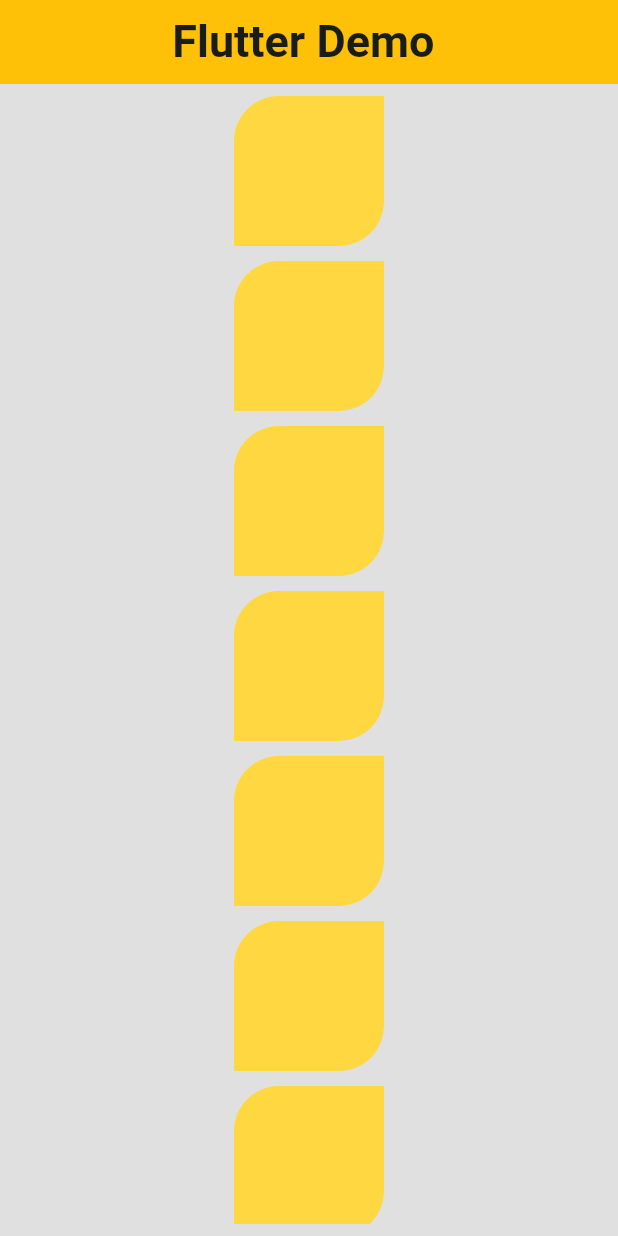
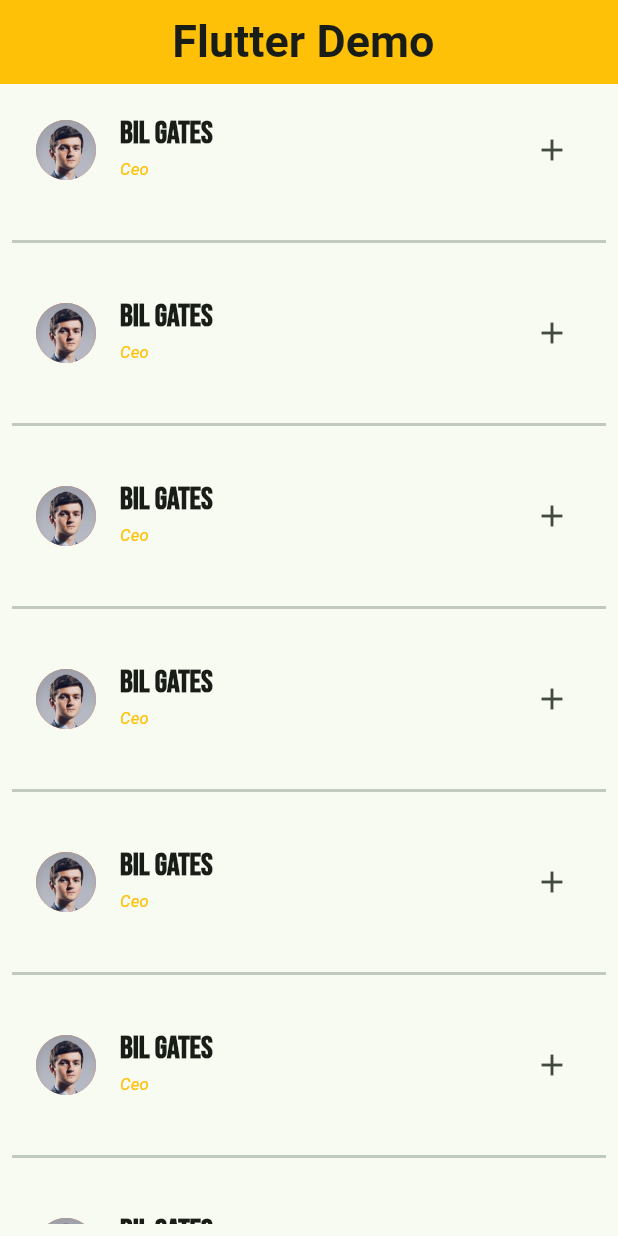
Before and after one commit to kayesmahmud000/first_flutter_app, a Flutter app: the screen it shows after launch, on a phone screen of 412 x 824 dp. Run offline on Flutter 3.47's test engine with Material 3 defaults, Android fonts, the phone set to English and light mode, and no system bars.

Commit message:
added the decoration

```diff
--- a/lib/main.dart
+++ b/lib/main.dart
@@ -15,6 +15,10 @@ class MyApp extends StatelessWidget {
       debugShowCheckedModeBanner: false,
       theme: ThemeData(
         colorScheme: .fromSeed(seedColor: Colors.green),
+        textTheme:  TextTheme(
+          headlineLarge: TextStyle(fontFamily: "MainFont", fontSize: 21, fontWeight:.bold),
+        titleSmall:TextStyle( fontSize: 11, fontWeight:.w400 , fontStyle: .italic)
+        )
       ),
       home: const MyHomePage(title: 'Flutter Demo '),
     );
@@ -36,6 +40,8 @@ class _MyHomePageState extends State<MyHomePage> {
   @override
   Widget build(BuildContext context) {
 
+    var arrNames =['Bil Gates','Bil Gates','Bil Gates','Bil Gates','Bil Gates','Bil Gates','Bil Gates',];
+
     return Scaffold(
       appBar: AppBar(
 
@@ -44,107 +50,21 @@ class _MyHomePageState extends State<MyHomePage> {
         backgroundColor: Colors.amber,
       ),
 
-      body:Container(
-        width: double.infinity,
-        height: double.infinity,
-        color: Colors.grey.shade300,
-        child: Padding(
-          padding: const EdgeInsets.all(8.0),
-          child:SingleChildScrollView (
-            child: Column(
-              children: [
-                Center(
-
-                  child: Container(
-                    margin: EdgeInsets.only(bottom: 10),
-                    width: 100,
-                    height: 100,
-                    decoration: BoxDecoration(borderRadius: BorderRadius.only(topLeft: Radius.circular(30), bottomRight: Radius.circular(30)), color:Colors.amberAccent ),
-                  ),
-                ),
-                Center(
-                  child: Container(
-                     margin: EdgeInsets.only(bottom: 10),
-                    width: 100,
-                    height: 100,
-                    decoration: BoxDecoration(borderRadius: BorderRadius.only(topLeft: Radius.circular(30), bottomRight: Radius.circular(30)), color:Colors.amberAccent ),
-                  ),
-                ),
-                Center(
-                  child: Container(
-                     margin: EdgeInsets.only(bottom: 10),
-                    width: 100,
-                    height: 100,
-                    decoration: BoxDecoration(borderRadius: BorderRadius.only(topLeft: Radius.circular(30), bottomRight: Radius.circular(30)), color:Colors.amberAccent ),
-                  ),
-                ),
-                Center(
-                  child: Container(
-                     margin: EdgeInsets.only(bottom: 10),
-                    width: 100,
-                    height: 100,
-                    decoration: BoxDecoration(borderRadius: BorderRadius.only(topLeft: Radius.circular(30), bottomRight: Radius.circular(30)), color:Colors.amberAccent ),
-                  ),
-                ),
-                Center(
-                  child: Container(
-                     margin: EdgeInsets.only(bottom: 10),
-                    width: 100,
-                    height: 100,
-                    decoration: BoxDecoration(borderRadius: BorderRadius.only(topLeft: Radius.circular(30), bottomRight: Radius.circular(30)), color:Colors.amberAccent ),
-                  ),
-                ),
-                Center(
-                  child: Container(
-                     margin: EdgeInsets.only(bottom: 10),
-                    width: 100,
-                    height: 100,
-                    decoration: BoxDecoration(borderRadius: BorderRadius.only(topLeft: Radius.circular(30), bottomRight: Radius.circular(30)), color:Colors.amberAccent ),
-                  ),
-                ),
-                Center(
-                  child: Container(
-                     margin: EdgeInsets.only(bottom: 10),
-                    width: 100,
-                    height: 100,
-                    decoration: BoxDecoration(borderRadius: BorderRadius.only(topLeft: Radius.circular(30), bottomRight: Radius.circular(30)), color:Colors.amberAccent ),
-                  ),
-                ),
-                Center(
-                  child: Container(
-                     margin: EdgeInsets.only(bottom: 10),
-                    width: 100,
-                    height: 100,
-                    decoration: BoxDecoration(borderRadius: BorderRadius.only(topLeft: Radius.circular(30), bottomRight: Radius.circular(30)), color:Colors.amberAccent ),
-                  ),
-                ),
-                Center(
-                  child: Container(
-                     margin: EdgeInsets.only(bottom: 10),
-                    width: 100,
-                    height: 100,
-                    decoration: BoxDecoration(borderRadius: BorderRadius.only(topLeft: Radius.circular(30), bottomRight: Radius.circular(30)), color:Colors.amberAccent ),
-                  ),
-                ),
-                Center(
-                  child: Container(
-                     margin: EdgeInsets.only(bottom: 10),
-                    width: 100,
-                    height: 100,
-                    decoration: BoxDecoration(borderRadius: BorderRadius.only(topLeft: Radius.circular(30), bottomRight: Radius.circular(30)), color:Colors.amberAccent ),
-                  ),
-                ),
-                Center(
-                  child: Container(
-                     margin: EdgeInsets.only(bottom: 10),
-                    width: 100,
-                    height: 100,
-                    decoration: BoxDecoration(borderRadius: BorderRadius.only(topLeft: Radius.circular(30), bottomRight: Radius.circular(30)), color:Colors.amberAccent ),
-                  ),
-                ),
-              ],
+      body:Padding(
+        padding: const EdgeInsets.all(8.0),
+        child: ListView.separated(itemBuilder: (context, index) {
+          return ListTile(
+            leading: CircleAvatar(
+           backgroundImage: AssetImage ('assets/images/1.jpg'),
+            backgroundColor: Colors.deepOrangeAccent,
             ),
-          ),
+            title: Text(arrNames[index], style:Theme.of(context).textTheme.headlineLarge,),
+            subtitle: Text('Ceo' , style: Theme.of(context).textTheme.titleSmall!.copyWith(color: Colors.amber),),
+            trailing: Icon(Icons.add),
+          );
+        },
+        itemCount: arrNames.length ,
+        separatorBuilder: (context, index) => Divider(height: 50, thickness: 2,),
         ),
       )
 
```
Also changed, not shown: pubspec.yaml (+8 -0 lines), assets/fonts/BebasNeue-Regular.ttf (added), assets/fonts/DancingScript-VariableFont_wght.ttf (added), assets/images/1.jpg (added), assets/images/applicant.png (added).
